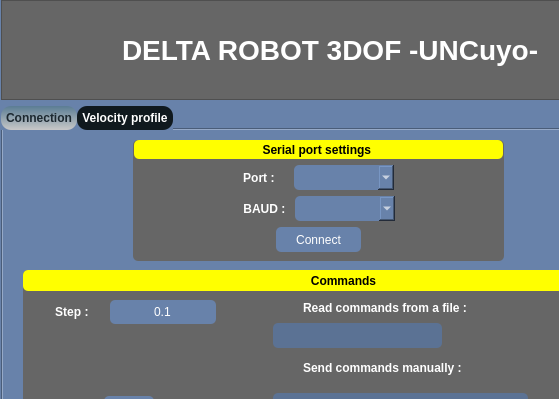
Before: the Qt Designer form mainwindow.ui in Eliascc5/IHM_v1, drawn with Qt 5; both pictures show x 0 to 559 and y 0 to 399 of the 700 by 650 pixel window.
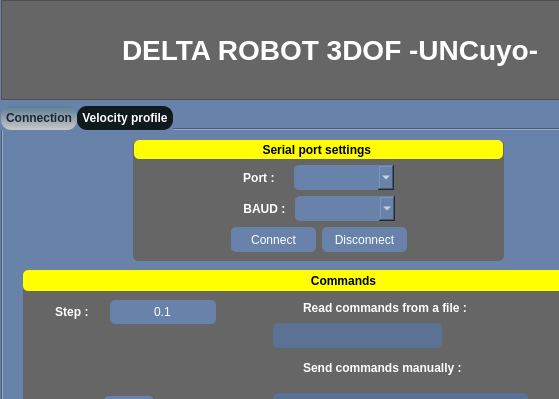
After: the same form once the commit is applied. Icons and pictures are not drawn. Custom widgets are drawn as their Qt base class.

Commit message: adding disconnect button

The edit to the form file:
```diff
--- a/mainwindow.ui
+++ b/mainwindow.ui
@@ -454,6 +454,24 @@
              </property>
             </widget>
            </item>
+           <item>
+            <widget class="QPushButton" name="disconnectButton">
+             <property name="minimumSize">
+              <size>
+               <width>85</width>
+               <height>25</height>
+              </size>
+             </property>
+             <property name="styleSheet">
+              <string notr="true">background-color: rgb(104, 130, 170);
+border-radius: 5px;
+color: rgb(255, 255, 255);</string>
+             </property>
+             <property name="text">
+              <string>Disconnect</string>
+             </property>
+            </widget>
+           </item>
            <item>
             <spacer name="horizontalSpacer_3">
              <property name="orientation">
```
The commit also changes 3 other files.
